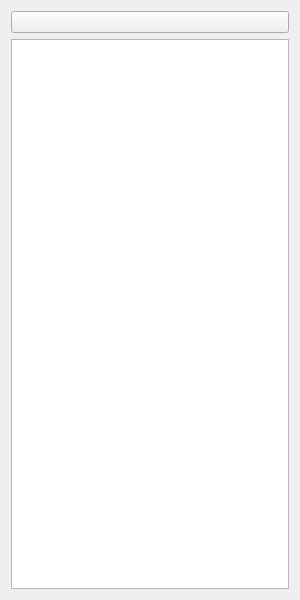
This is forms/sider.ui in VGalaxies/xynote as Qt 5 draws it before an edit. The edited form follows.
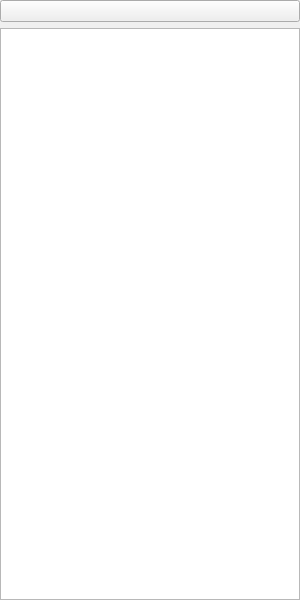
This is the edited form.

```diff
--- a/forms/sider.ui
+++ b/forms/sider.ui
@@ -26,6 +26,18 @@
    <string>Sider</string>
   </property>
   <layout class="QVBoxLayout" name="verticalLayout">
+   <property name="leftMargin">
+    <number>0</number>
+   </property>
+   <property name="topMargin">
+    <number>0</number>
+   </property>
+   <property name="rightMargin">
+    <number>0</number>
+   </property>
+   <property name="bottomMargin">
+    <number>0</number>
+   </property>
    <item>
     <layout class="QHBoxLayout" name="horizontalLayout">
      <item>
```
